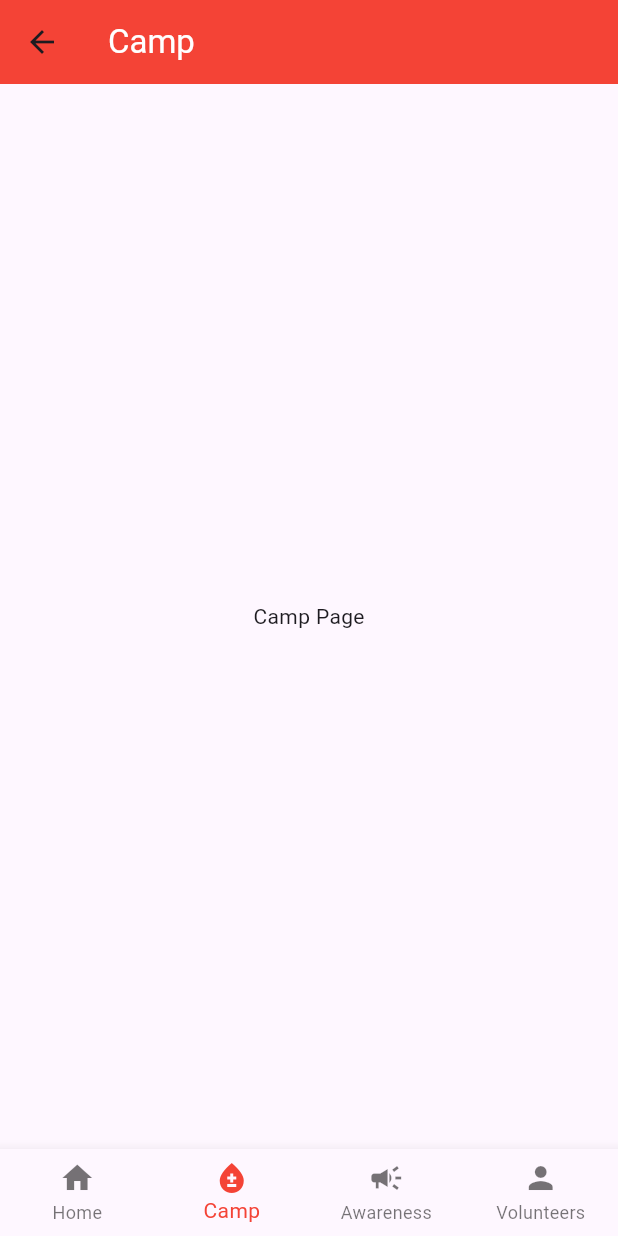
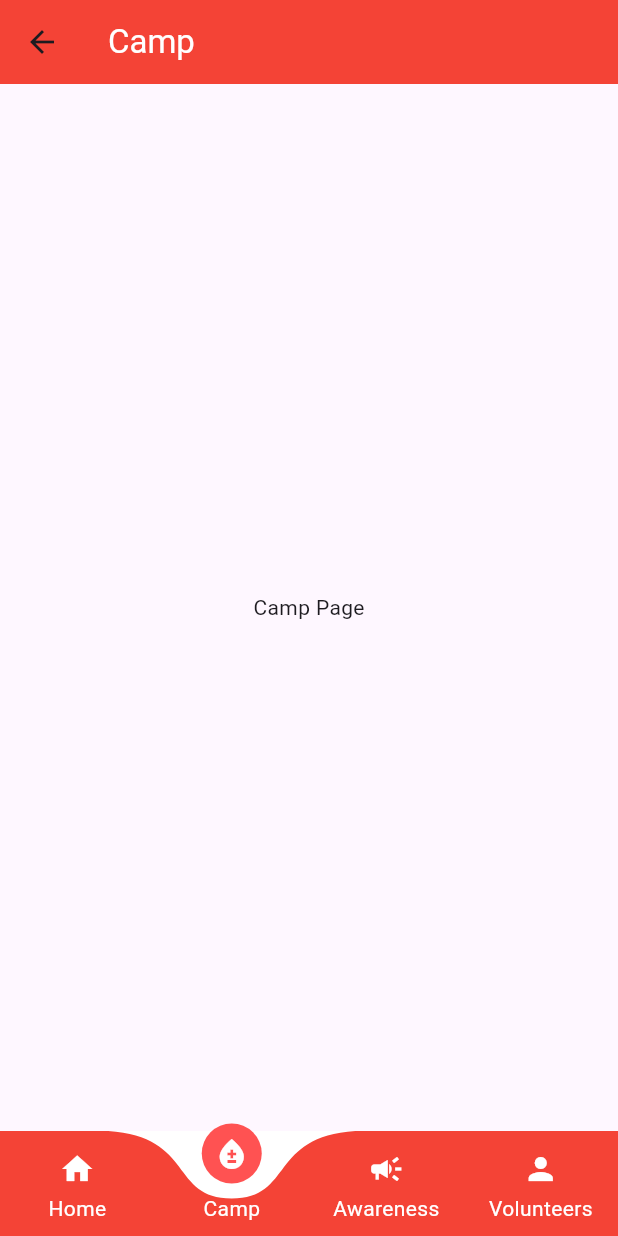
Before and after one commit to ravoit5012/bct_app_frontend, a Flutter app: the DashBoard screen opened by its route, item 2 of the bottom bar chosen, on a phone screen of 412 x 824 dp. Run offline on Flutter 3.47's test engine with Material 3 defaults, Android fonts, the light colour scheme and no system bars; drawn by our look-alikes of curved_labeled_navigation_bar.

Commit message:
Refactor dashboard navigation to use CurvedNavigationBar and update dependencies

```diff
--- a/lib/pages/dashboard.dart
+++ b/lib/pages/dashboard.dart
@@ -2,7 +2,11 @@ import 'package:bct/pages/awareness_page.dart';
 import 'package:bct/pages/camp_page.dart';
 import 'package:bct/pages/home_page.dart';
 import 'package:bct/pages/volunteers_page.dart';
+
 import 'package:flutter/material.dart';
+
+import 'package:curved_labeled_navigation_bar/curved_navigation_bar.dart';
+import 'package:curved_labeled_navigation_bar/curved_navigation_bar_item.dart';
 
 class DashBoard extends StatefulWidget {
   const DashBoard({super.key});
@@ -34,30 +38,46 @@ class _DashBoardState extends State<DashBoard> {
 
       body: _pages[_currentIndex][0],
 
-      bottomNavigationBar: BottomNavigationBar(
-        currentIndex: _currentIndex,
+      bottomNavigationBar: CurvedNavigationBar(
+        backgroundColor: Colors.white,
+        color: Colors.red,
+
+        index: _currentIndex,
+
+        buttonBackgroundColor: Colors.redAccent,
+        animationCurve: Curves.fastEaseInToSlowEaseOut,
+
+        items: const [
+          CurvedNavigationBarItem(
+            child: Icon(Icons.home, color: Colors.white),
+            label: 'Home',
+            labelStyle: TextStyle(color: Colors.white),
+          ),
+          CurvedNavigationBarItem(
+            child: Icon(Icons.bloodtype, color: Colors.white),
+            label: 'Camp',
+            labelStyle: TextStyle(color: Colors.white),
+          ),
+          CurvedNavigationBarItem(
+            child: Icon(Icons.campaign, color: Colors.white),
+            label: 'Awareness',
+            labelStyle: TextStyle(color: Colors.white),
+          ),
+          CurvedNavigationBarItem(
+            child: Icon(Icons.person, color: Colors.white),
+            label: 'Volunteers',
+            labelStyle: TextStyle(color: Colors.white),
+          ),
+
+          // Icon(Icons.bloodtype, color: Colors.white),
+          // Icon(Icons.campaign, color: Colors.white),
+          // Icon(Icons.person, color: Colors.white),
+        ],
         onTap: (index) {
           setState(() {
             _currentIndex = index;
           });
         },
-
-        type: BottomNavigationBarType.fixed,
-
-        selectedItemColor: Colors.red,
-
-        items: const [
-          BottomNavigationBarItem(icon: Icon(Icons.home), label: 'Home'),
-          BottomNavigationBarItem(icon: Icon(Icons.bloodtype), label: 'Camp'),
-          BottomNavigationBarItem(
-            icon: Icon(Icons.campaign),
-            label: 'Awareness',
-          ),
-          BottomNavigationBarItem(
-            icon: Icon(Icons.person),
-            label: 'Volunteers',
-          ),
-        ],
       ),
     );
   }
--- a/pubspec.yaml
+++ b/pubspec.yaml
@@ -2,7 +2,7 @@ name: bct
 description: "A new Flutter project."
 # The following line prevents the package from being accidentally published to
 # pub.dev using `flutter pub publish`. This is preferred for private packages.
-publish_to: 'none' # Remove this line if you wish to publish to pub.dev
+publish_to: "none" # Remove this line if you wish to publish to pub.dev
 
 # The following defines the version and build number for your application.
 # A version number is three numbers separated by dots, like 1.2.43
@@ -35,6 +35,9 @@ dependencies:
   # Use with the CupertinoIcons class for iOS style icons.
   cupertino_icons: ^1.0.8
 
+  # curved_navigation_bar: ^1.0.6
+  curved_labeled_navigation_bar: ^2.0.6
+
 dev_dependencies:
   flutter_test:
     sdk: flutter
@@ -51,7 +54,6 @@ dev_dependencies:
 
 # The following section is specific to Flutter packages.
 flutter:
-
   # The following line ensures that the Material Icons font is
   # included with your application, so that you can use the icons in
   # the material Icons class.
```
Also changed, not shown: pubspec.lock.
